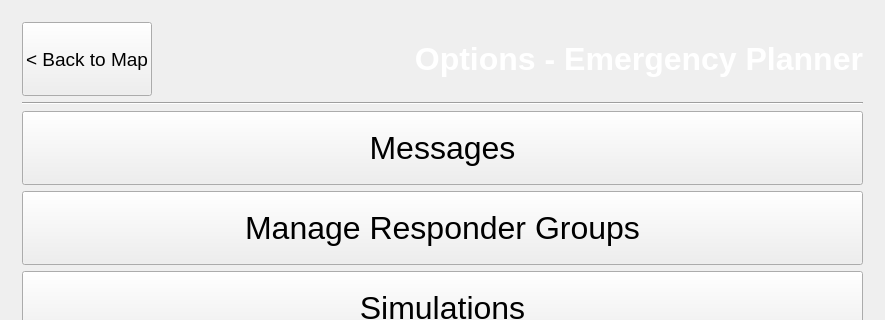
Qt form gui/mainwindow.ui (XinChen96/Emergency-Response-System) before a commit; both pictures show x 0 to 885 and y 0 to 320 of the 885 by 527 pixel window.
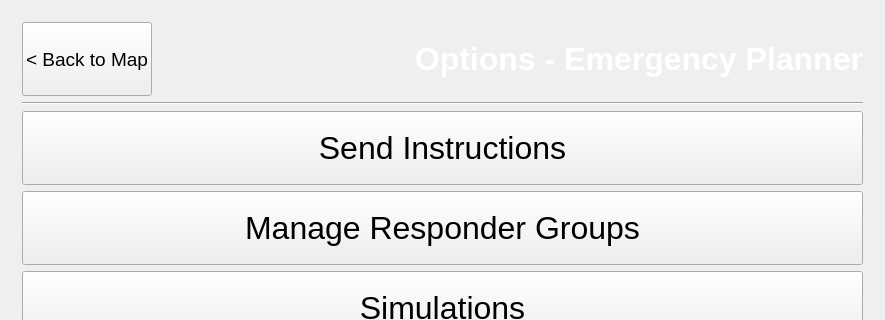
The same form after that commit. The open tabs and pages were chosen to show the change. Icons and pictures are not drawn.

Commit message: fixed ordering of instructions in display

Diff of the .ui file:
```diff
--- a/gui/mainwindow.ui
+++ b/gui/mainwindow.ui
@@ -691,7 +691,7 @@
            <string notr="true"/>
           </property>
           <property name="text">
-           <string>Messages</string>
+           <string>Send Instructions</string>
           </property>
          </widget>
         </item>
```
Left out of the diff: 4 changed lines with no effect on the pictures. The commit also changes 3 other files.
